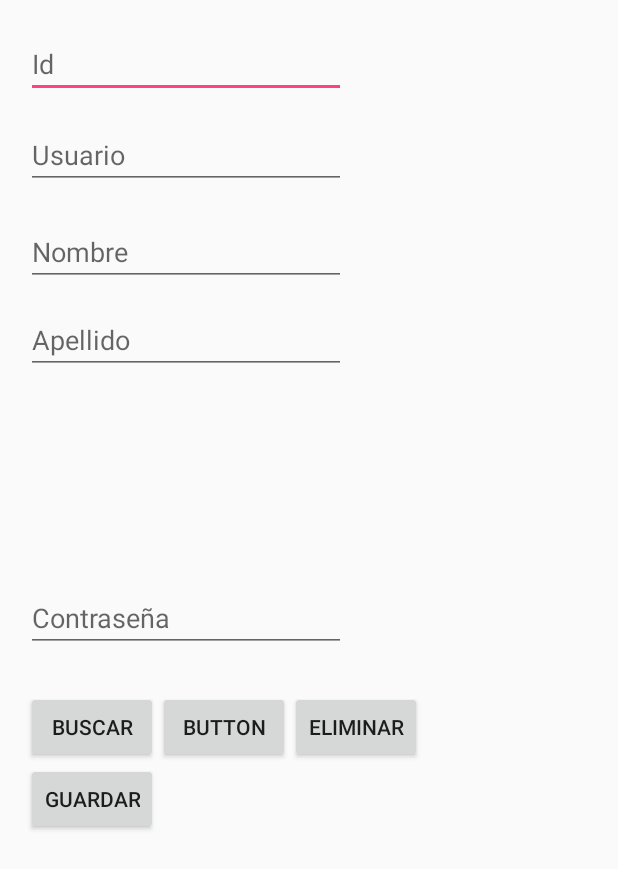
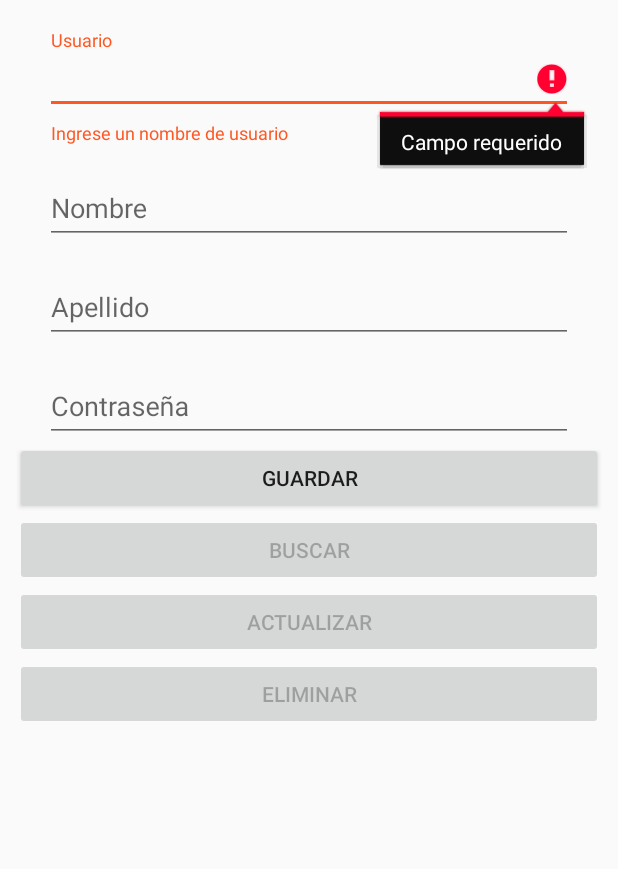
Before and after one commit to andres18160/AppAndroid, an Android app: the UsuariosActivity screen opened directly, with no data from a screen before it, after a tap on "GUARDAR", on a phone screen of 412 x 824 dp. Shown: the top 869 px of the screen. Run offline under Robolectric (Android 15) with nearby library versions, the phone set to English and light mode, and no system bars.

Commit message:
Se modifica formulario login y formulario de creración de usuarios

```diff
--- a/AutoPesoTruck/app/src/main/AndroidManifest.xml
+++ b/AutoPesoTruck/app/src/main/AndroidManifest.xml
@@ -1,6 +1,7 @@
 <?xml version="1.0" encoding="utf-8"?>
 <manifest xmlns:android="http://schemas.android.com/apk/res/android"
     package="co.com.cardinalscale.autopesotruck">
+    <uses-permission android:name="android.permission.VIBRATE"></uses-permission>
 
     <application
         android:allowBackup="true"
--- a/AutoPesoTruck/app/src/main/java/co/com/cardinalscale/autopesotruck/Datos/TablaUsuarios.java
+++ b/AutoPesoTruck/app/src/main/java/co/com/cardinalscale/autopesotruck/Datos/TablaUsuarios.java
@@ -31,8 +31,8 @@ public final class TablaUsuarios {
 
     public static final String SQL_CREATE_USUARIOS =
             "CREATE TABLE " + TablaUsuarios.TABLE_NAME + " (" +
-                    TablaUsuarios._ID + " INTEGER PRIMARY KEY," +
-                    TablaUsuarios.USUARIO + TEXT_TYPE + COMMA_SEP +
+                    TablaUsuarios._ID + " INTEGER PRIMARY KEY AUTOINCREMENT," +
+                    TablaUsuarios.USUARIO + TEXT_TYPE+" UNIQUE NOT NULL " + COMMA_SEP +
                     TablaUsuarios.NOMBRE + TEXT_TYPE +COMMA_SEP +
                     TablaUsuarios.APELLIDO + TEXT_TYPE +COMMA_SEP +
                     TablaUsuarios.CLAVE + TEXT_TYPE +COMMA_SEP +
@@ -47,13 +47,16 @@ public final class TablaUsuarios {
         try{
             SQLiteDatabase db = helper.getWritableDatabase();
             ContentValues values = new ContentValues();
-            values.put(_ID, String.valueOf(usuario.get_id()));
             values.put(USUARIO, usuario.getNombreDeUsuario());
             values.put(APELLIDO, usuario.getApellidos());
             values.put(NOMBRE, usuario.getNombres());
             values.put(CLAVE, usuario.getClave());
             //inserta los datos y devuelve la clave primaria del registro insertado
             long newRowId = db.insert(TABLE_NAME, null, values);
+            db.close();
+            if(newRowId==-1){
+                return false;
+            }
             return true;
         }catch (Exception e){
             return false;
@@ -81,6 +84,7 @@ public final class TablaUsuarios {
                         values,
                         selection,
                         selectionArgs);
+                db.close();
                 return true;
             }catch (Exception e){
                 return false;
@@ -96,14 +100,15 @@ public final class TablaUsuarios {
             values.put(ESTADO, usuario.getEstado());
 
             // Which row to update, based on the title
-            String selection = _ID + " LIKE ?";
-            String[] selectionArgs = { String.valueOf(usuario.get_id()) };
+            String selection = USUARIO + " LIKE ?";
+            String[] selectionArgs = { String.valueOf(usuario.getNombreDeUsuario()) };
 
             int count = db.update(
                     TABLE_NAME,
                     values,
                     selection,
                     selectionArgs);
+            db.close();
             return true;
         }catch (Exception e){
             return false;
@@ -154,7 +159,7 @@ public final class TablaUsuarios {
                 null,                                     // no filtrar por grupos de filas
                 null                                 // El orden de clasificación (sortOrder)
         );
-
+        db.close();
         c.moveToFirst();//mueve el cursor al primer registro del resultSet
         usuario.set_id(Integer.parseInt(c.getString(0)));
         usuario.setApellidos(c.getString(1));
@@ -175,7 +180,7 @@ public final class TablaUsuarios {
         return null;
     }
 }
-    public EnUsuario BuscarUsuario(String Id){
+    public EnUsuario BuscarUsuarioId(String Id){
         EnUsuario usuario=new EnUsuario();
         SQLiteDatabase db = helper.getReadableDatabase();
 
@@ -223,6 +228,56 @@ public final class TablaUsuarios {
             return null;
         }
     }
+
+    public EnUsuario BuscarUsuario(String userName){
+        EnUsuario usuario=new EnUsuario();
+        SQLiteDatabase db = helper.getReadableDatabase();
+
+// Definir una proyección que especifique qué columnas de la base de datos
+// lo usarás después de esta consulta.
+        String[] projection = {
+                _ID,
+                APELLIDO,
+                NOMBRE,
+                USUARIO,
+                CLAVE,
+                ESTADO
+
+        };
+
+// Filtrar resultados DONDE "título" = "Mi título"
+        String selection = USUARIO + " = ?";
+        String[] selectionArgs = { userName };
+
+// Cómo desea que se clasifiquen los resultados en el Cursor resultante
+        // String sortOrder =TablaUsuarios._ID + " DESC";
+        try {
+            Cursor c = db.query(
+                    TABLE_NAME,
+                    projection,                               // Las columnas para regresar
+                    selection,                                // Las columnas para la cláusula WHERE
+                    selectionArgs,                            // Los valores para la cláusula WHERE
+                    null,                                     // no agrupe las filas
+                    null,                                     // no filtrar por grupos de filas
+                    null                                 // El orden de clasificación (sortOrder)
+            );
+
+            c.moveToFirst();//mueve el cursor al primer registro del resultSet
+            usuario.set_id(Integer.parseInt(c.getString(0)));
+            usuario.setApellidos(c.getString(1));
+            usuario.setNombres(c.getString(2));
+            usuario.setNombreDeUsuario(c.getString(3));
+            usuario.setClave(c.getString(4));
+            usuario.setEstado(c.getString(5));
+
+            return usuario;
+
+
+        }catch(Exception e){
+            return null;
+        }
+    }
+
     public EnUsuario BuscarUsuarioActivo(){
         EnUsuario usuario=new EnUsuario();
         SQLiteDatabase db = helper.getReadableDatabase();
--- a/AutoPesoTruck/app/src/main/java/co/com/cardinalscale/autopesotruck/UsuariosActivity.java
+++ b/AutoPesoTruck/app/src/main/java/co/com/cardinalscale/autopesotruck/UsuariosActivity.java
@@ -1,13 +1,20 @@
 package co.com.cardinalscale.autopesotruck;
 
 import android.content.ContentValues;
+import android.content.Context;
 import android.database.Cursor;
 import android.database.sqlite.SQLiteDatabase;
+import android.os.Vibrator;
+import android.support.design.widget.TextInputLayout;
 import android.support.v7.app.AppCompatActivity;
 import android.os.Bundle;
 import android.support.v7.view.menu.MenuAdapter;
+import android.util.Log;
 import android.view.Gravity;
 import android.view.View;
+import android.view.WindowManager;
+import android.view.animation.Animation;
+import android.view.animation.AnimationUtils;
 import android.widget.Button;
 import android.widget.EditText;
 import android.widget.Toast;
@@ -20,28 +27,42 @@ import static java.security.AccessController.getContext;
 
 public class UsuariosActivity extends AppCompatActivity {
 
-   final db_Helper helper = new db_Helper(this);
-
         Button btnGuardar,btnActualizar,btnEliminar,btnBuscar;
-        EditText txtId,txtNombre,txtApellido,txtUsuario,txtCalve;
-        private EnUsuario usuario=new EnUsuario();
+        EditText txtUsuario,txtNombre,txtApellido,txtCalve;
+        private EnUsuario usuario;
         private TablaUsuarios cdUsuario=new TablaUsuarios(this);
+        private Vibrator vib;
+        Animation animShake;
+        private TextInputLayout input_username,input_nombre,input_apellido,input_contraseña;
 
     @Override
     protected void onCreate(Bundle savedInstanceState) {
         super.onCreate(savedInstanceState);
         setContentView(R.layout.activity_usuarios);
 
+        usuario=new EnUsuario();
+
         btnGuardar=(Button)findViewById(R.id.btnGuardar);
         btnActualizar=(Button)findViewById(R.id.btnActualizar);
         btnEliminar=(Button)findViewById(R.id.btnEliminar);
         btnBuscar=(Button)findViewById(R.id.btnBuscar);
 
-        txtId=(EditText)findViewById(R.id.txtId);
+        btnActualizar.setEnabled(false);
+        btnEliminar.setEnabled(false);
+        btnBuscar.setEnabled(false);
+
         txtNombre=(EditText)findViewById(R.id.txtNombre);
         txtApellido=(EditText)findViewById(R.id.txtApellido);
         txtUsuario=(EditText)findViewById(R.id.txtUsuario);
         txtCalve=(EditText)findViewById(R.id.txtClave);
+
+        input_username=(TextInputLayout)findViewById(R.id.input_username);
+        input_nombre=(TextInputLayout)findViewById(R.id.input_nombre);
+        input_apellido=(TextInputLayout)findViewById(R.id.input_apellido);
+        input_contraseña=(TextInputLayout)findViewById(R.id.input_contraseña);
+
+        animShake= AnimationUtils.loadAnimation(getApplicationContext(),R.anim.shake);
+        vib=(Vibrator)getSystemService(Context.VIBRATOR_SERVICE);
 
 
         btnGuardar.setOnClickListener(new View.OnClickListener() {
@@ -59,6 +80,19 @@ public class UsuariosActivity extends AppCompatActivity {
         });
 
 
+        txtUsuario.setOnFocusChangeListener(new View.OnFocusChangeListener() {
+            @Override
+            public void onFocusChange(View v, boolean hasFocus) {
+                usuario=cdUsuario.BuscarUsuario((txtUsuario.getText().toString()));
+                if(usuario !=null){
+                    txtApellido.setText(usuario.getApellidos());
+                    txtNombre.setText(usuario.getNombres());
+                    txtCalve.setText(usuario.getClave());
+                    btnActualizar.setEnabled(true);
+                    btnEliminar.setEnabled(true);
+                }
+            }
+        });
 
         btnActualizar.setOnClickListener(new View.OnClickListener() {
             @Override
@@ -79,7 +113,7 @@ public class UsuariosActivity extends AppCompatActivity {
         btnEliminar.setOnClickListener(new View.OnClickListener() {
             @Override
             public void onClick(View v) {
-                if(!txtId.getText().toString().equalsIgnoreCase("")){
+         /*       if(!txtId.getText().toString().equalsIgnoreCase("")){
                     if(cdUsuario.EliminarUsuario(txtId.getText().toString())){
                         MensajeToast("Usuario Eliminado");
                         LimpiarControles();
@@ -88,7 +122,7 @@ public class UsuariosActivity extends AppCompatActivity {
                     }
                 }else{
                     MensajeToast("Debes ingresar un Id para realizar la consulta!");
-                }
+                }*/
             }
         });
 
@@ -96,11 +130,10 @@ public class UsuariosActivity extends AppCompatActivity {
         btnBuscar.setOnClickListener(new View.OnClickListener() {
             @Override
             public void onClick(View v) {
-                usuario=cdUsuario.BuscarUsuario((txtId.getText().toString()));
+                usuario=cdUsuario.BuscarUsuario((txtUsuario.getText().toString()));
                 if(usuario !=null){
                     txtApellido.setText(usuario.getApellidos());
                     txtNombre.setText(usuario.getNombres());
-                    txtUsuario.setText(usuario.getNombreDeUsuario());
                     txtCalve.setText(usuario.getClave());
                 }else{
                     MensajeToast("No se encontro el usuario");
@@ -114,43 +147,74 @@ public class UsuariosActivity extends AppCompatActivity {
 
     private boolean ValidarControles(){
 
-        if(txtId.getText().toString().equalsIgnoreCase("")){
-            MensajeToast("El campo Id es obligatorio!");
+      try{
+
+
+          if(txtUsuario.getText().toString().trim().isEmpty()){
+              input_username.setErrorEnabled(true);
+              input_username.setError(getResources().getText(R.string.err_msg_usuario));
+              txtUsuario.setError(getResources().getText(R.string.err_msg_requerido));
+              input_username.setAnimation(animShake);
+              input_username.startAnimation(animShake);
+              vib.vibrate(120);
+              requestFocus(txtUsuario);
               return false;
           }
-        if(txtApellido.getText().toString().equalsIgnoreCase("")){
-            MensajeToast("El campo Apellido es obligatorio!");
+          if(txtNombre.getText().toString().trim().isEmpty()){
+              input_nombre.setErrorEnabled(true);
+              input_nombre.setError(getResources().getText(R.string.err_msg_nombre));
+              txtNombre.setError(getResources().getText(R.string.err_msg_requerido));
+              input_nombre.setAnimation(animShake);
+              input_nombre.startAnimation(animShake);
+              vib.vibrate(120);
+              requestFocus(txtNombre);
               return false;
           }
-        if(txtCalve.getText().toString().equalsIgnoreCase("")){
-            MensajeToast("El campo Clave es obligatorio!");
+          if(txtApellido.getText().toString().trim().isEmpty()){
+              input_apellido.setErrorEnabled(true);
+              input_apellido.setError(getResources().getText(R.string.err_msg_apellido));
+              txtApellido.setError(getResources().getText(R.string.err_msg_requerido));
+              input_apellido.setAnimation(animShake);
+              input_apellido.startAnimation(animShake);
+              vib.vibrate(120);
+              requestFocus(txtApellido);
               return false;
           }
-        if(txtNombre.getText().toString().equalsIgnoreCase("")){
-            MensajeToast("El campo Nombre es obligatorio!");
+          if(txtCalve.getText().toString().trim().isEmpty()){
+              input_contraseña.setErrorEnabled(true);
+              input_contraseña.setError(getResources().getText(R.string.err_msg_contrasena));
+              txtCalve.setError(getResources().getText(R.string.err_msg_requerido));
+              input_contraseña.setAnimation(animShake);
+              input_contraseña.startAnimation(animShake);
+              vib.vibrate(120);
+              requestFocus(txtCalve);
               return false;
           }
-        if(txtUsuario.getText().toString().equalsIgnoreCase("")){
-            MensajeToast("El campo Usuario es obligatorio!");
-            return false;
-        }
-
-        usuario.set_id(Integer.parseInt(txtId.getText().toString()));
+          input_apellido.setErrorEnabled(false);
+          input_contraseña.setErrorEnabled(false);
+          input_nombre.setErrorEnabled(false);
+          input_username.setErrorEnabled(false);
+          usuario=new EnUsuario();
           usuario.setApellidos(txtApellido.getText().toString());
           usuario.setClave(txtCalve.getText().toString());
           usuario.setNombreDeUsuario(txtUsuario.getText().toString());
           usuario.setNombres(txtNombre.getText().toString());
 
           return true;
+      }catch (Exception e){
+          Log.e("Error",e.getMessage().toString());
+          return false;
+      }
 
     }
 
     private void LimpiarControles(){
+        btnActualizar.setEnabled(false);
+        btnEliminar.setEnabled(false);
         txtApellido.setText("");
         txtNombre.setText("");
         txtUsuario.setText("");
         txtCalve.setText("");
-        txtId.setText("");
     }
 
     private void MensajeToast(String mensaje){
@@ -158,4 +222,12 @@ public class UsuariosActivity extends AppCompatActivity {
         toast.setGravity(Gravity.CENTER_VERTICAL, 0, 0);
         toast.show();
     }
+
+    private void requestFocus(View view){
+        if(view.requestFocus()){
+            getWindow().setSoftInputMode(WindowManager.LayoutParams.SOFT_INPUT_STATE_ALWAYS_VISIBLE);
         }
+    }
+
+
+}
--- a/AutoPesoTruck/app/src/main/res/layout/activity_usuarios.xml
+++ b/AutoPesoTruck/app/src/main/res/layout/activity_usuarios.xml
@@ -1,114 +1,107 @@
 <?xml version="1.0" encoding="utf-8"?>
-<android.support.constraint.ConstraintLayout xmlns:android="http://schemas.android.com/apk/res/android"
-    xmlns:app="http://schemas.android.com/apk/res-auto"
-    xmlns:tools="http://schemas.android.com/tools"
+    <LinearLayout xmlns:android="http://schemas.android.com/apk/res/android"
+
+        android:layout_width="fill_parent"
+        android:layout_height="fill_parent"
+        android:orientation="vertical"
+        android:padding="10dp">
+
+        <LinearLayout
             android:layout_width="match_parent"
-    android:layout_height="match_parent"
-    tools:context="co.com.cardinalscale.autopesotruck.UsuariosActivity">
+            android:layout_height="wrap_content"
+            android:layout_gravity="center"
+            android:orientation="vertical"
+            android:paddingLeft="20dp"
+            android:paddingRight="20dp">
 
-<RelativeLayout
+
+            <android.support.design.widget.TextInputLayout
+                android:id="@+id/input_username"
                 android:layout_width="match_parent"
-    android:layout_height="match_parent">
-
-    <EditText
-        android:id="@+id/txtId"
-        android:layout_width="wrap_content"
                 android:layout_height="wrap_content"
-        android:layout_alignParentLeft="true"
-        android:layout_alignParentStart="true"
-        android:layout_alignParentTop="true"
-        android:layout_marginLeft="17dp"
-        android:layout_marginStart="17dp"
-        android:layout_marginTop="20dp"
-        android:ems="10"
-        android:hint="Id"
-        android:inputType="textPersonName" />
-
+                android:layout_centerHorizontal="true"
+                android:layout_marginTop="10dp">
                 <EditText
                     android:id="@+id/txtUsuario"
-        android:layout_width="wrap_content"
+                    android:layout_width="match_parent"
                     android:layout_height="wrap_content"
-        android:layout_alignLeft="@+id/txtId"
-        android:layout_alignStart="@+id/txtId"
-        android:layout_below="@+id/txtId"
-        android:layout_marginTop="15dp"
                     android:ems="10"
-        android:hint="@string/txtUsuario"
-        android:inputType="textPersonName" />
+                    android:hint="@string/txtUsuario" />
 
+            </android.support.design.widget.TextInputLayout>
+
+
+            <android.support.design.widget.TextInputLayout
+                android:id="@+id/input_nombre"
+                android:layout_width="match_parent"
+                android:layout_height="wrap_content"
+                android:layout_centerHorizontal="true"
+                android:layout_marginTop="10dp">
                 <EditText
                     android:id="@+id/txtNombre"
-        android:layout_width="wrap_content"
+                    android:layout_width="match_parent"
                     android:layout_height="wrap_content"
-        android:layout_alignLeft="@+id/txtUsuario"
-        android:layout_alignStart="@+id/txtUsuario"
-        android:layout_below="@+id/txtUsuario"
-        android:layout_marginTop="19dp"
                     android:ems="10"
-        android:hint="@string/txtNombre"
-        android:inputType="textPersonName" />
+                    android:hint="@string/txtNombre" />
 
+            </android.support.design.widget.TextInputLayout>
+
+
+            <android.support.design.widget.TextInputLayout
+                android:id="@+id/input_apellido"
+                android:layout_width="match_parent"
+                android:layout_height="wrap_content"
+                android:layout_centerHorizontal="true"
+                android:layout_marginTop="10dp">
                 <EditText
                     android:id="@+id/txtApellido"
-        android:layout_width="wrap_content"
+                    android:layout_width="match_parent"
                     android:layout_height="wrap_content"
-        android:layout_alignLeft="@+id/txtNombre"
-        android:layout_alignStart="@+id/txtNombre"
-        android:layout_below="@+id/txtNombre"
-        android:layout_marginTop="13dp"
                     android:ems="10"
-        android:hint="@string/txtApellido"
-        android:inputType="textPersonName" />
+                    android:hint="@string/txtApellido" />
 
+            </android.support.design.widget.TextInputLayout>
+
+            <android.support.design.widget.TextInputLayout
+                android:id="@+id/input_contraseña"
+                android:layout_width="match_parent"
+                android:layout_height="wrap_content"
+                android:layout_centerHorizontal="true"
+                android:layout_marginTop="10dp">
                 <EditText
                     android:id="@+id/txtClave"
-        android:layout_width="wrap_content"
+                    android:layout_width="match_parent"
                     android:layout_height="wrap_content"
-        android:layout_alignLeft="@+id/txtApellido"
-        android:layout_alignStart="@+id/txtApellido"
-        android:layout_centerVertical="true"
                     android:ems="10"
                     android:hint="@string/txtclave"
-        android:inputType="textPersonName" />
+                    android:inputType="numberPassword"/>
+            </android.support.design.widget.TextInputLayout>
+
+
+        </LinearLayout>
+
+    <Button
+        android:id="@+id/btnGuardar"
+        android:layout_width="match_parent"
+        android:layout_height="wrap_content"
+        android:text="@string/guardar" />
 
     <Button
         android:id="@+id/btnBuscar"
-        android:layout_width="wrap_content"
+        android:layout_width="match_parent"
         android:layout_height="wrap_content"
-        android:layout_alignLeft="@+id/txtClave"
-        android:layout_alignStart="@+id/txtClave"
-        android:layout_below="@+id/txtClave"
-        android:layout_marginTop="26dp"
         android:text="@string/buscar" />
 
     <Button
         android:id="@+id/btnActualizar"
-        android:layout_width="wrap_content"
+        android:layout_width="match_parent"
         android:layout_height="wrap_content"
-        android:layout_alignBaseline="@+id/btnBuscar"
-        android:layout_alignBottom="@+id/btnBuscar"
-        android:layout_toEndOf="@+id/btnBuscar"
-        android:layout_toRightOf="@+id/btnBuscar"
-        android:text="Button"
-        tools:text="@string/actualizar" />
+        android:text="@string/actualizar" />
 
     <Button
         android:id="@+id/btnEliminar"
-        android:layout_width="wrap_content"
+        android:layout_width="match_parent"
         android:layout_height="wrap_content"
-        android:layout_alignTop="@+id/btnActualizar"
-        android:layout_toEndOf="@+id/btnActualizar"
-        android:layout_toRightOf="@+id/btnActualizar"
         android:text="@string/eliminar" />
 
-    <Button
-        android:id="@+id/btnGuardar"
-        android:layout_width="wrap_content"
-        android:layout_height="wrap_content"
-        android:layout_alignLeft="@+id/btnBuscar"
-        android:layout_alignStart="@+id/btnBuscar"
-        android:layout_below="@+id/btnBuscar"
-        android:text="@string/guardar" />
-</RelativeLayout>
-
-</android.support.constraint.ConstraintLayout>
+</LinearLayout>
--- a/AutoPesoTruck/app/src/main/res/values/strings.xml
+++ b/AutoPesoTruck/app/src/main/res/values/strings.xml
@@ -16,4 +16,9 @@
     <string name="msCerrarApp">Estas seguro de cerrar la aplicación?</string>
     <string name="si">Si</string>
     <string name="no">NO</string>
+    <string name="err_msg_nombre">Ingrese un nombre</string>
+    <string name="err_msg_usuario">Ingrese un nombre de usuario</string>
+    <string name="err_msg_apellido">Ingrese un Apellido</string>
+    <string name="err_msg_contrasena">Ingrese una contraseña</string>
+    <string name="err_msg_requerido">Campo requerido</string>
 </resources>
```
Also changed, not shown: AutoPesoTruck/app/src/main/java/co/com/cardinalscale/autopesotruck/MainActivity.java (+39 -9 lines), AutoPesoTruck/app/src/main/java/co/com/cardinalscale/autopesotruck/principalActivity.java (+8 -2 lines), AutoPesoTruck/app/src/main/res/anim/shake.xml (added, +30 -0 lines), AutoPesoTruck/app/src/main/res/layout/activity_main.xml (+36 -33 lines), 1 other file. Lines whose indentation alone changed are shown as unchanged.
